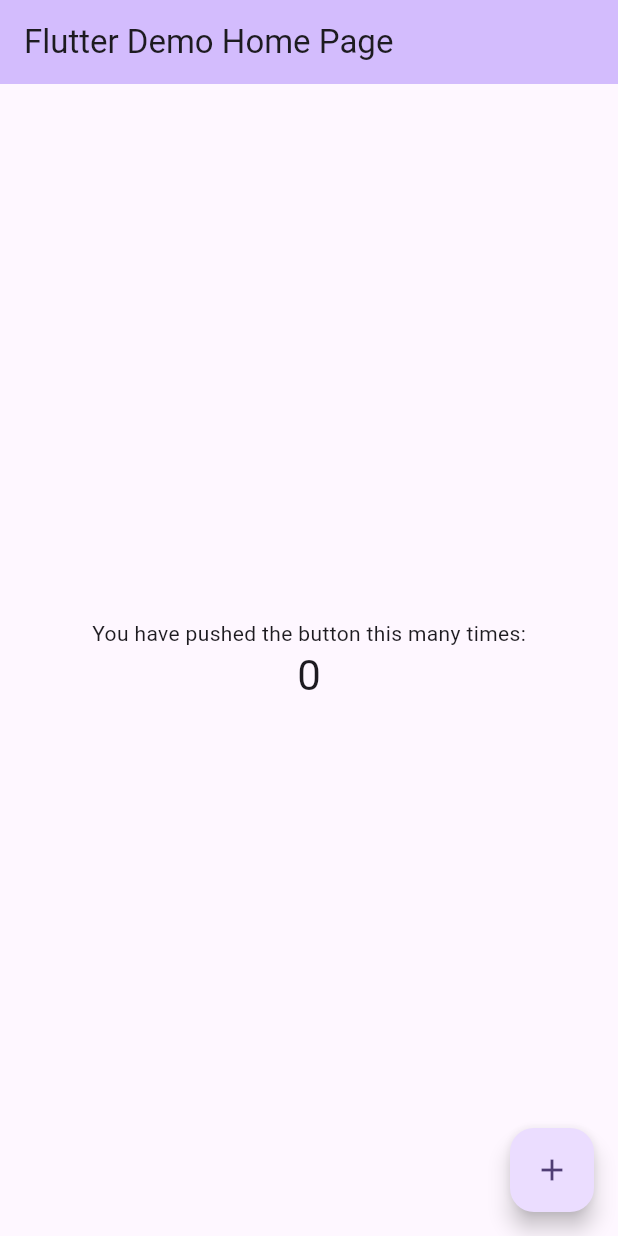
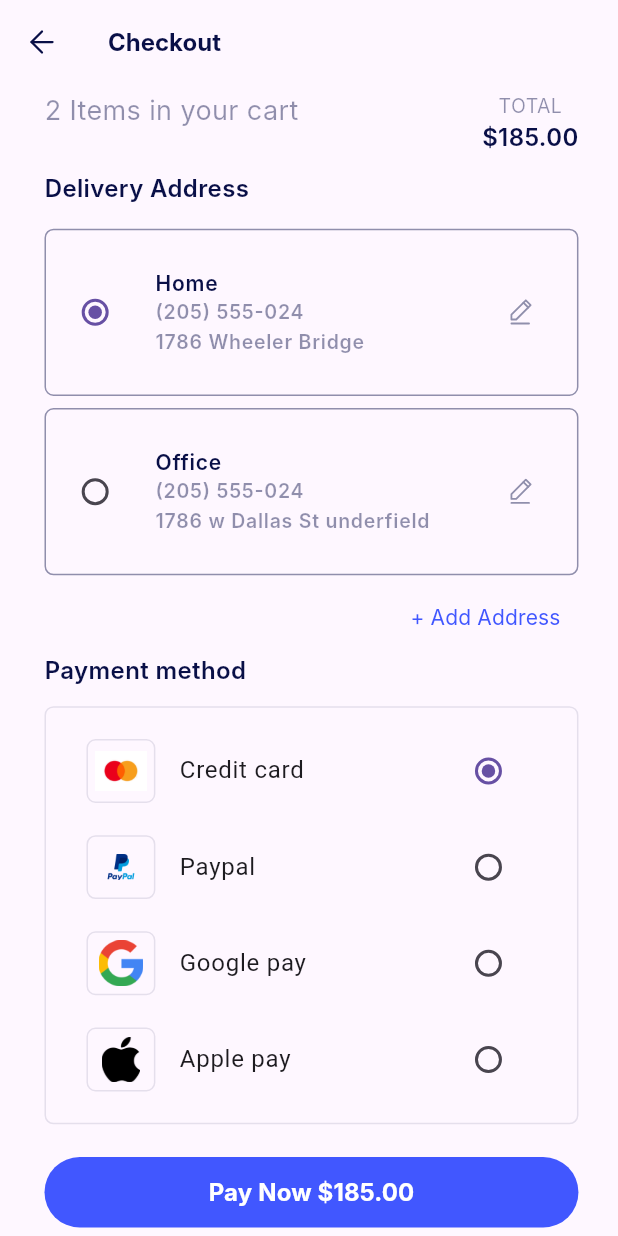
Before and after one commit to jasurbekqochqorov/homework_project, a Flutter app: the screen it shows after launch, on a phone screen of 412 x 824 dp. Run offline on Flutter 3.47's test engine with Material 3 defaults, Android fonts, the phone set to English and light mode, and no system bars; our stand-ins replace flutter_svg; Roboto replaces fonts that are missing (Inter).

Commit message:
homework_16_3

```diff
--- /dev/null
+++ b/lib/Screen/main_screen.dart
@@ -0,0 +1,261 @@
+import 'package:flutter/material.dart';
+import 'package:flutter_svg/flutter_svg.dart';
+import 'package:homework12/Screen/widget/method.dart';
+import 'package:homework12/utils/color/color.dart';
+import 'package:homework12/utils/extension/extension.dart';
+import 'package:homework12/utils/fonts/fonts.dart';
+import 'package:homework12/utils/icons/icon.dart';
+
+class MainScreen extends StatefulWidget {
+  const MainScreen({super.key});
+
+  @override
+  State<MainScreen> createState() => _MainScreenState();
+}
+
+class _MainScreenState extends State<MainScreen> {
+  List<Address> list = [
+    Address(address: 'Home', location: '1786 Wheeler Bridge'),
+    Address(address: 'Office', location: '1786 w Dallas St underfield'),
+  ];
+  List<PaymentMethod> list2 = [
+    PaymentMethod(title: 'Credit card', image: AllIcon.card),
+    PaymentMethod(title: 'Paypal', image: AllIcon.paypal),
+    PaymentMethod(title: 'Google pay', image: AllIcon.google),
+    PaymentMethod(title: 'Apple pay', image: AllIcon.apple),
+  ];
+  late Address? character;
+  late PaymentMethod? character2;
+
+  @override
+  void initState() {
+    character = list[0];
+    character2 = list2[0];
+    super.initState();
+  }
+
+  @override
+  Widget build(BuildContext context) {
+    width = MediaQuery.of(context).size.width;
+    height = MediaQuery.of(context).size.height;
+    return Scaffold(
+      appBar: AppBar(
+        leading: IconButton(
+          onPressed: () {},
+          icon: SvgPicture.asset(AllIcon.arrowBack),
+        ),
+        title: Text(
+          'Checkout',
+          style: AppTextStyle.interBold
+              .copyWith(color: AppColors.c_090F47, fontSize: 16),
+        ),
+      ),
+      body: SingleChildScrollView(
+        child: Padding(
+          padding:
+              EdgeInsets.only(left: 27.getW(), right: 24.getW(), top: 5.getH()),
+          child: Column(
+            crossAxisAlignment: CrossAxisAlignment.start,
+            children: [
+              Row(
+                crossAxisAlignment: CrossAxisAlignment.start,
+                children: [
+                  Text(
+                    '2 Items in your cart',
+                    style: AppTextStyle.interRegular.copyWith(
+                      color: AppColors.c_090F47.withOpacity(0.45),
+                      fontSize: 18,
+                    ),
+                  ),
+                  Spacer(),
+                  Column(
+                    children: [
+                      Text(
+                        'TOTAL',
+                        style: AppTextStyle.interRegular.copyWith(
+                            color: AppColors.c_090F47.withOpacity(0.45),
+                            fontSize: 13),
+                      ),
+                      Text(
+                        '\$185.00',
+                        style: AppTextStyle.interSemiBold
+                            .copyWith(fontSize: 16, color: AppColors.c_090F47),
+                      )
+                    ],
+                  )
+                ],
+              ),
+              SizedBox(
+                height: 11.getH(),
+              ),
+              Text(
+                'Delivery Address',
+                style: AppTextStyle.interSemiBold
+                    .copyWith(color: AppColors.c_090F47, fontSize: 16),
+              ),
+              SizedBox(
+                height: 11.getH(),
+              ),
+              ...List.generate(
+                  list.length,
+                  (index) => Padding(
+                        padding: EdgeInsets.symmetric(vertical: 4.getH()),
+                        child: ListTile(
+                          onTap: (){
+                            character=list[index];
+                           setState(() {
+
+                           });
+                          },
+                          shape: RoundedRectangleBorder(
+                              borderRadius: BorderRadius.circular(6),
+                              side: BorderSide(
+                                  width: 1,
+                                  color: AppColors.c_090F47.withOpacity(0.45))),
+                          contentPadding: EdgeInsets.only(
+                              left: 8.getW(),
+                              top: 16.getH(),
+                              bottom: 16.getH(),
+                              right: 12.getW()),
+                          leading: Radio<Address>(
+                            value: list[index],
+                            groupValue: character,
+                            onChanged: (Address? value) {
+                              character = value;
+                              setState(() {});
+                            },
+                          ),
+                          title: Column(
+                            crossAxisAlignment: CrossAxisAlignment.start,
+                            children: [
+                              Text(
+                                list[index].address,
+                                style: AppTextStyle.interSemiBold.copyWith(
+                                    color: AppColors.c_090F47, fontSize: 14),
+                              ),
+                              Text(
+                                '(205) 555-024',
+                                style: AppTextStyle.interSemiBold.copyWith(
+                                    color: AppColors.c_090F47.withOpacity(0.45),
+                                    fontSize: 13),
+                              ),
+                              Text(
+                                list[index].location,
+                                style: AppTextStyle.interSemiBold.copyWith(
+                                    color: AppColors.c_090F47.withOpacity(0.45),
+                                    fontSize: 13),
+                              )
+                            ],
+                          ),
+                          trailing: IconButton(
+                            onPressed: () {},
+                            icon: SvgPicture.asset(AllIcon.pen),
+                          ),
+                        ),
+                      )),
+              Row(
+                children: [
+                  Spacer(),
+                  TextButton(
+                    onPressed: () {},
+                    child: Text(
+                      '+ Add Address',
+                      style: AppTextStyle.interRegular
+                          .copyWith(color: AppColors.c_4157FF, fontSize: 14),
+                    ),
+                  )
+                ],
+              ),
+              Text(
+                'Payment method',
+                style: AppTextStyle.interSemiBold.copyWith(
+                  color: AppColors.c_090F47,
+                  fontSize: 16,
+                ),
+              ),
+              SizedBox(
+                height: 12.getH(),
+              ),
+              Container(
+                decoration: BoxDecoration(
+                    border: Border.all(
+                        width: 1, color: AppColors.c_090F47.withOpacity(0.1)),
+                    borderRadius: BorderRadius.circular(6)),
+                padding: EdgeInsets.symmetric(
+                    horizontal: 10.getW(), vertical:10.getH()),
+                child: Column(
+                  children: [
+                    ...List.generate(list2.length, (index) =>Padding(
+                      padding:EdgeInsets.symmetric(vertical: 4.getH()),
+                      child: ListTile(
+                        onTap: (){
+                          character2=list2[index];
+                          setState(() {});
+                        },
+                        title:Text(list2[index].title),
+                        leading:Container(
+                          decoration: BoxDecoration(
+                              borderRadius: BorderRadius.circular(6),
+                              border: Border.all(width: 1,color: AppColors.c_090F47.withOpacity(0.1))
+                          ),
+                          padding:EdgeInsets.symmetric(horizontal: 4.getW(),vertical: 5.getH()),
+                          child:Image.asset(list2[index].image,width: 32.getW(),height: 30.getH(),),
+                        ),
+                        trailing: Radio<PaymentMethod>(
+                          value:list2[index],
+                          groupValue: character2,
+                          onChanged: (PaymentMethod? value){
+                            character2=value;
+                            setState(() {
+                            });
+                          },
+                        ),
+                      ),
+                    ))
+                  ],
+                ),
+              ),
+              SizedBox(
+                height: 21.getH(),
+              ),
+              SizedBox(
+                width: double.infinity,
+                child: TextButton(
+                    style: TextButton.styleFrom(
+                      padding: EdgeInsets.symmetric(vertical: 12),
+                      backgroundColor: AppColors.c_4157FF,
+                    ),
+                    onPressed: () {},
+                    child: Text(
+                      'Pay Now \$185.00',
+                      style: AppTextStyle.interBold.copyWith(
+                        color: AppColors.white,
+                        fontSize: 16,
+                      ),
+                    )),
+              ),
+            ],
+          ),
+        ),
+      ),
+    );
+  }
+}
+
+class Address {
+  final String address;
+  final String location;
+
+  Address({
+    required this.address,
+    required this.location,
+  });
+}
+
+class PaymentMethod {
+  final String image;
+  final String title;
+
+  PaymentMethod({required this.image, required this.title});
+}
+//list2[index].title
--- /dev/null
+++ b/lib/Screen/widget/ListTileWidget.dart
@@ -0,0 +1,66 @@
+import 'package:flutter/material.dart';
+import 'package:flutter_svg/svg.dart';
+import 'package:homework12/utils/extension/extension.dart';
+
+import '../../utils/color/color.dart';
+import '../../utils/fonts/fonts.dart';
+import '../../utils/icons/icon.dart';
+import '../main_screen.dart';
+
+class ListTileWidget extends StatefulWidget {
+  const ListTileWidget({super.key,required this.address, required this.title, required this.i});
+ final String address;
+ final String title;
+ final int i;
+  @override
+  State<ListTileWidget> createState() => _ListTileWidgetState();
+}
+
+
+class _ListTileWidgetState extends State<ListTileWidget> {
+  String character='';
+  @override
+  Widget build(BuildContext context) {
+    return ListTile(
+      shape:RoundedRectangleBorder(
+        borderRadius: BorderRadius.circular(6),
+        side: BorderSide(width:1,color: AppColors.c_090F47.withOpacity(0.45))
+      ),
+      contentPadding: EdgeInsets.only(left:8.getW(),top: 16.getH(),bottom: 16.getH(),right: 12.getW()),
+      leading:Radio<String>(
+        value:(widget.i==1)?'Home':'Office',
+        groupValue:character,
+        onChanged: (String? value){
+          character=value!;
+          setState(() {
+          });
+        },
+      ),
+      title:Column(
+        crossAxisAlignment: CrossAxisAlignment.start,
+        children: [
+          Text(widget.title,style: AppTextStyle.interSemiBold.copyWith(
+              color: AppColors.c_090F47,fontSize: 14
+          ),),
+          Text('(205) 555-024',style: AppTextStyle.interSemiBold.copyWith(
+              color: AppColors.c_090F47.withOpacity(0.45),fontSize: 13
+          ),),
+          Text(widget.address,style: AppTextStyle.interSemiBold.copyWith(
+              color: AppColors.c_090F47.withOpacity(0.45),fontSize: 13
+          ),)
+        ],),
+      trailing: IconButton(onPressed:(){},icon:SvgPicture.asset(AllIcon.pen),),
+    );
+  }
+}
+
+
+//Radio<WeekDay>(
+//                 value: list[index],
+//                 groupValue: _character,
+//                 onChanged: (WeekDay? value) {
+//                   setState(() {
+//                     _character = value;
+//                   });
+//                 },
+//               ),
--- /dev/null
+++ b/lib/Screen/widget/method.dart
@@ -0,0 +1,33 @@
+import 'package:flutter/material.dart';
+import 'package:homework12/utils/extension/extension.dart';
+
+import '../../utils/color/color.dart';
+import '../../utils/icons/icon.dart';
+
+class PaymentMethod extends StatefulWidget {
+  const PaymentMethod({super.key, required this.title, required this.image});
+  final String title;
+  final String image;
+  @override
+  State<PaymentMethod> createState() => _PaymentMethodState();
+}
+
+class _PaymentMethodState extends State<PaymentMethod> {
+  @override
+  Widget build(BuildContext context) {
+    return Row(children: [
+      Container(
+        decoration: BoxDecoration(
+            borderRadius: BorderRadius.circular(6),
+            border: Border.all(width: 1,color: AppColors.c_090F47.withOpacity(0.1))
+        ),
+        padding:EdgeInsets.symmetric(horizontal: 4.getW(),vertical: 5.getH()),
+        child:Image.asset(widget.image,width: 32.getW(),height: 30.getH(),),
+      ),
+      SizedBox(width:16.getW(),),
+      Text(widget.title),
+      Spacer(),
+      Radio(value:'', groupValue:'', onChanged:(v){})
+    ],);
+  }
+}
--- a/lib/main.dart
+++ b/lib/main.dart
@@ -1,125 +1,18 @@
 import 'package:flutter/material.dart';
+import 'package:homework12/Screen/main_screen.dart';
 
-void main() {
-  runApp(const MyApp());
+void main(){
+  runApp(const MyHome());
 }
 
-class MyApp extends StatelessWidget {
-  const MyApp({super.key});
+class MyHome extends StatelessWidget {
+  const MyHome({super.key});
 
-  // This widget is the root of your application.
   @override
   Widget build(BuildContext context) {
-    return MaterialApp(
-      title: 'Flutter Demo',
-      theme: ThemeData(
-        // This is the theme of your application.
-        //
-        // TRY THIS: Try running your application with "flutter run". You'll see
-        // the application has a purple toolbar. Then, without quitting the app,
-        // try changing the seedColor in the colorScheme below to Colors.green
-        // and then invoke "hot reload" (save your changes or press the "hot
-        // reload" button in a Flutter-supported IDE, or press "r" if you used
-        // the command line to start the app).
-        //
-        // Notice that the counter didn't reset back to zero; the application
-        // state is not lost during the reload. To reset the state, use hot
-        // restart instead.
-        //
-        // This works for code too, not just values: Most code changes can be
-        // tested with just a hot reload.
-        colorScheme: ColorScheme.fromSeed(seedColor: Colors.deepPurple),
-        useMaterial3: true,
-      ),
-      home: const MyHomePage(title: 'Flutter Demo Home Page'),
+    return const MaterialApp(
+      debugShowCheckedModeBanner: false,
+      home: MainScreen(),
     );
   }
 }
-
-class MyHomePage extends StatefulWidget {
-  const MyHomePage({super.key, required this.title});
-
-  // This widget is the home page of your application. It is stateful, meaning
-  // that it has a State object (defined below) that contains fields that affect
-  // how it looks.
-
-  // This class is the configuration for the state. It holds the values (in this
-  // case the title) provided by the parent (in this case the App widget) and
-  // used by the build method of the State. Fields in a Widget subclass are
-  // always marked "final".
-
-  final String title;
-
-  @override
-  State<MyHomePage> createState() => _MyHomePageState();
-}
-
-class _MyHomePageState extends State<MyHomePage> {
-  int _counter = 0;
-
-  void _incrementCounter() {
-    setState(() {
-      // This call to setState tells the Flutter framework that something has
-      // changed in this State, which causes it to rerun the build method below
-      // so that the display can reflect the updated values. If we changed
-      // _counter without calling setState(), then the build method would not be
-      // called again, and so nothing would appear to happen.
-      _counter++;
-    });
-  }
-
-  @override
-  Widget build(BuildContext context) {
-    // This method is rerun every time setState is called, for instance as done
-    // by the _incrementCounter method above.
-    //
-    // The Flutter framework has been optimized to make rerunning build methods
-    // fast, so that you can just rebuild anything that needs updating rather
-    // than having to individually change instances of widgets.
-    return Scaffold(
-      appBar: AppBar(
-        // TRY THIS: Try changing the color here to a specific color (to
-        // Colors.amber, perhaps?) and trigger a hot reload to see the AppBar
-        // change color while the other colors stay the same.
-        backgroundColor: Theme.of(context).colorScheme.inversePrimary,
-        // Here we take the value from the MyHomePage object that was created by
-        // the App.build method, and use it to set our appbar title.
-        title: Text(widget.title),
-      ),
-      body: Center(
-        // Center is a layout widget. It takes a single child and positions it
-        // in the middle of the parent.
-        child: Column(
-          // Column is also a layout widget. It takes a list of children and
-          // arranges them vertically. By default, it sizes itself to fit its
-          // children horizontally, and tries to be as tall as its parent.
-          //
-          // Column has various properties to control how it sizes itself and
-          // how it positions its children. Here we use mainAxisAlignment to
-          // center the children vertically; the main axis here is the vertical
-          // axis because Columns are vertical (the cross axis would be
-          // horizontal).
-          //
-          // TRY THIS: Invoke "debug painting" (choose the "Toggle Debug Paint"
-          // action in the IDE, or press "p" in the console), to see the
-          // wireframe for each widget.
-          mainAxisAlignment: MainAxisAlignment.center,
-          children: <Widget>[
-            const Text(
-              'You have pushed the button this many times:',
-            ),
-            Text(
-              '$_counter',
-              style: Theme.of(context).textTheme.headlineMedium,
-            ),
-          ],
-        ),
-      ),
-      floatingActionButton: FloatingActionButton(
-        onPressed: _incrementCounter,
-        tooltip: 'Increment',
-        child: const Icon(Icons.add),
-      ), // This trailing comma makes auto-formatting nicer for build methods.
-    );
-  }
-}
--- a/lib/utils/icons/icon.dart
+++ b/lib/utils/icons/icon.dart
@@ -3,6 +3,10 @@ import 'package:flutter/material.dart';
 class AllIcon{
 
   static String motors='assets/images/img.png';
+  static String paypal='assets/images/img_1.png';
+  static String card='assets/images/img_2.png';
+  static String google='assets/images/img_3.png';
+  static String apple='assets/images/img_4.png';
 
 
 
@@ -11,4 +15,6 @@ class AllIcon{
 
 
   static String arrow='assets/icons/arrow.svg';
+  static String pen='assets/icons/pen.svg';
+  static String arrowBack='assets/icons/arrow_back.svg';
 }
```
Also changed, not shown: assets/icons/arrow_back.svg (added), assets/icons/pen.svg (added), assets/images/img.png (deleted), assets/images/img_1.png (added), assets/images/img_2.png (added), assets/images/img_3.png (added), assets/images/img_4.png (added), pubspec.lock, 1 other file.
